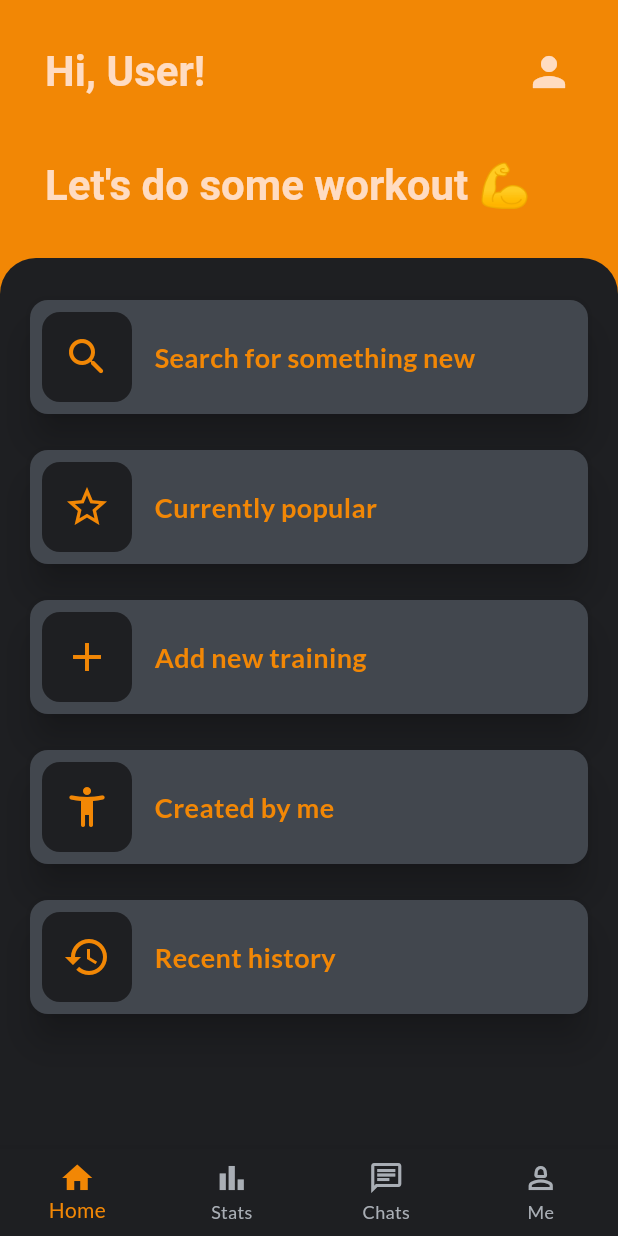
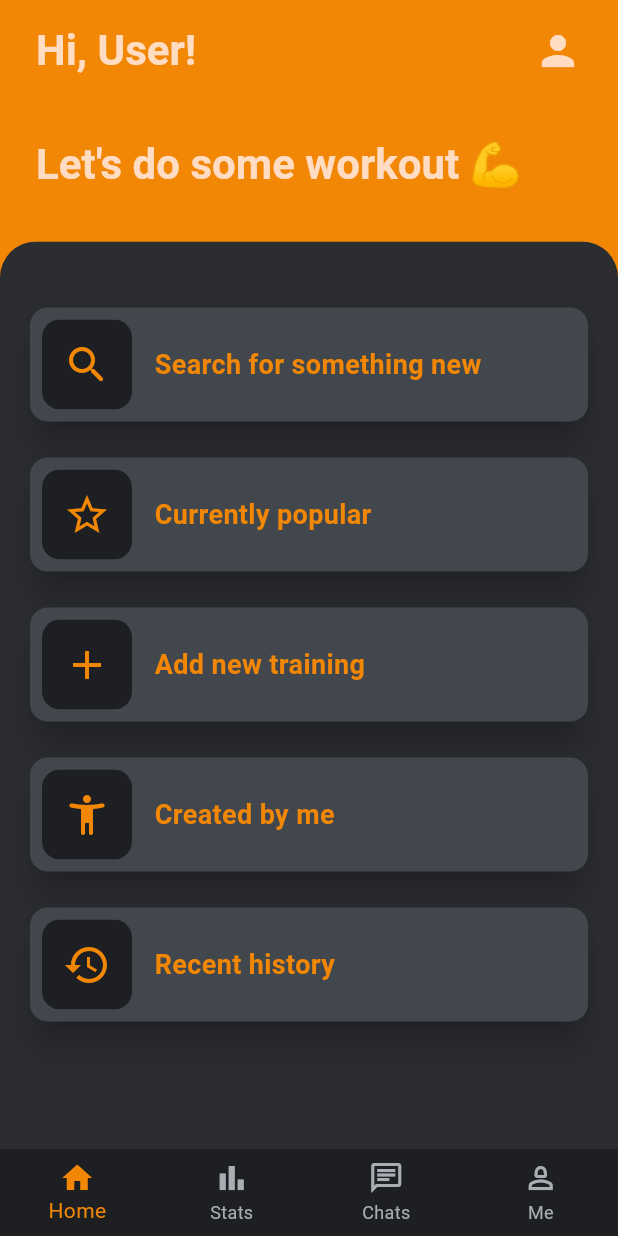
Before and after one commit to skobizsolt/gymbuddy, a Flutter app: the screen it shows after launch, on a phone screen of 412 x 824 dp. Run offline on Flutter 3.47's test engine with Material 2 defaults, Android fonts, the phone set to English and light mode, and no system bars; our stand-ins replace flutter_riverpod, google_fonts, ionicons; missing offline and left inert: dart:ffi.

Commit message:
feat: GYM-5 refactors, custom Dribble Layout added

```diff
--- /dev/null
+++ b/lib/layout/dribble_layout.dart
@@ -0,0 +1,83 @@
+import 'package:flutter/material.dart';
+import 'package:gymbuddy/layout/components/dribble_style_body.dart';
+
+class DribbleLayout extends StatelessWidget {
+  const DribbleLayout({
+    super.key,
+    this.addAppBar = true,
+    this.actions,
+    this.headerContent,
+    this.body,
+    this.footing,
+  });
+
+  final bool addAppBar;
+  final List<Widget>? actions;
+  final Widget? headerContent;
+  final Widget? body;
+  final Widget? footing;
+
+  @override
+  Widget build(BuildContext context) {
+    final headerColor = Theme.of(context).colorScheme.onPrimaryContainer;
+    final primaryColor = Theme.of(context).colorScheme.primary;
+    final backgroundColor = Theme.of(context).colorScheme.background;
+
+    // Renders app bar buttons
+    Widget renderAppBarButtons() {
+      return Padding(
+        padding: const EdgeInsets.only(right: 8.0),
+        child: Row(
+          mainAxisAlignment: MainAxisAlignment.spaceBetween,
+          children: [
+            // Back button
+            BackButton(
+              style: ButtonStyle(
+                iconColor: MaterialStatePropertyAll(
+                  headerColor,
+                ),
+              ),
+              onPressed: () => Navigator.of(context).pop(),
+            ),
+            // Other actions
+            Row(
+              children: actions ?? [],
+            )
+          ],
+        ),
+      );
+    }
+
+    return Scaffold(
+      backgroundColor: primaryColor,
+      body: SafeArea(
+        child: Column(
+          children: [
+            addAppBar ? renderAppBarButtons() : const SizedBox(),
+
+            SizedBox(
+              height: 8,
+            ),
+
+            // Basic details
+            headerContent ?? const SizedBox(),
+
+            const SizedBox(
+              height: 25,
+            ),
+            DribbleBody(
+              backgroundColor: backgroundColor,
+              child: Padding(
+                padding: const EdgeInsets.only(left: 16, right: 16, top: 32),
+                child: body ?? const SizedBox(),
+              ),
+            ),
+
+            // Footing
+            footing ?? const SizedBox(),
+          ],
+        ),
+      ),
+    );
+  }
+}
--- a/lib/main.dart
+++ b/lib/main.dart
@@ -73,14 +73,40 @@ ThemeData kDarkTheme(BuildContext context) {
         color: discordWhite,
         fontSize: 13,
       ),
+      bodyLarge: const TextStyle(
+        color: orange,
+      ),
+      bodyMedium: const TextStyle(
+        color: orange,
+      ),
+      bodySmall: const TextStyle(
+        color: orange,
+      ),
     ),
     dialogTheme: DialogTheme.of(context).copyWith(
       backgroundColor: discordBlack,
       titleTextStyle: Theme.of(context).textTheme.titleLarge!.copyWith(
             color: orange,
           ),
-      contentTextStyle: Theme.of(context).textTheme.titleMedium!.copyWith(
+      contentTextStyle: Theme.of(context).textTheme.titleLarge!.copyWith(
             color: orange,
+          ),
+    ),
+    elevatedButtonTheme: ElevatedButtonThemeData(
+      style: ElevatedButton.styleFrom(
+        backgroundColor: discordLightGray,
+        textStyle: Theme.of(context).textTheme.bodySmall!.copyWith(
+              fontWeight: FontWeight.bold,
+            ),
+      ),
+    ),
+    listTileTheme: ListTileThemeData(
+      titleTextStyle: Theme.of(context).textTheme.titleMedium!.copyWith(
+            color: colorScheme.primary,
+            fontWeight: FontWeight.bold,
+          ),
+      subtitleTextStyle: Theme.of(context).textTheme.titleSmall!.copyWith(
+            color: discordWhite,
           ),
     ),
   );
--- a/lib/screen/chats_screen.dart
+++ b/lib/screen/chats_screen.dart
@@ -5,11 +5,12 @@ class ChatsScreen extends StatelessWidget {
 
   @override
   Widget build(BuildContext context) {
-    return Center(
+    return const Center(
       child: Text(
         'Chats screen',
         style: TextStyle(
-            fontSize: 48, color: Theme.of(context).textTheme.titleLarge!.color),
+          fontSize: 48,
+        ),
       ),
     );
   }
--- a/lib/screen/home_screen.dart
+++ b/lib/screen/home_screen.dart
@@ -1,6 +1,6 @@
 import 'package:flutter/material.dart';
+import 'package:gymbuddy/layout/dribble_layout.dart';
 import 'package:gymbuddy/widgets/home/home_option.dart';
-import 'package:gymbuddy/widgets/utils/dribble_style_body.dart';
 
 class HomeScreen extends StatelessWidget {
   const HomeScreen({super.key});
@@ -50,15 +50,10 @@ class HomeScreen extends StatelessWidget {
       );
     }
 
-    return Scaffold(
-      backgroundColor: Theme.of(context).colorScheme.primary,
-      body: SafeArea(
-        child: Column(
-          children: [
-            Padding(
-              padding: const EdgeInsets.all(30.0),
-
-              // AppBar area
+    return DribbleLayout(
+      addAppBar: false,
+      headerContent: Padding(
+        padding: const EdgeInsets.symmetric(horizontal: 24, vertical: 8),
         child: Column(
           children: [
             Row(
@@ -68,9 +63,7 @@ class HomeScreen extends StatelessWidget {
                   'Hi, User!',
                   style: Theme.of(context).textTheme.titleLarge!.copyWith(
                         fontSize: 28,
-                              color: Theme.of(context)
-                                  .colorScheme
-                                  .onPrimaryContainer,
+                        color: Theme.of(context).colorScheme.onPrimaryContainer,
                       ),
                 ),
                 Icon(
@@ -90,14 +83,10 @@ class HomeScreen extends StatelessWidget {
                 Expanded(
                   child: Text(
                     'Let\'s do some workout 💪',
-                          style: Theme.of(context)
-                              .textTheme
-                              .titleLarge!
-                              .copyWith(
+                    style: Theme.of(context).textTheme.titleLarge!.copyWith(
                         fontSize: 28,
-                                  color: Theme.of(context)
-                                      .colorScheme
-                                      .onPrimaryContainer),
+                        color:
+                            Theme.of(context).colorScheme.onPrimaryContainer),
                   ),
                 ),
               ],
@@ -105,23 +94,13 @@ class HomeScreen extends StatelessWidget {
           ],
         ),
       ),
-
-            // Add Actions
-            DribbleBody(
-              child: Padding(
-                padding: const EdgeInsets.all(16),
-                child: Column(
+      body: Column(
         crossAxisAlignment: CrossAxisAlignment.start,
         children: [
           // add new option
           renderOptions()
         ],
       ),
-              ),
-            ),
-          ],
-        ),
-      ),
     );
   }
 }
--- a/lib/screen/stats_screen.dart
+++ b/lib/screen/stats_screen.dart
@@ -5,11 +5,12 @@ class StatisticsSreen extends StatelessWidget {
 
   @override
   Widget build(BuildContext context) {
-    return Center(
+    return const Center(
       child: Text(
         'Stats screen',
         style: TextStyle(
-            fontSize: 48, color: Theme.of(context).textTheme.titleLarge!.color),
+          fontSize: 48,
+        ),
       ),
     );
   }
--- a/lib/widgets/home/home_option.dart
+++ b/lib/widgets/home/home_option.dart
@@ -60,8 +60,7 @@ class HomeOption extends StatelessWidget {
                 ),
                 Text(
                   optionName,
-                  style: TextStyle(
-                    color: Theme.of(context).colorScheme.primary,
+                  style: const TextStyle(
                     fontSize: 18,
                     fontWeight: FontWeight.bold,
                   ),
--- a/lib/widgets/utils/information_tag.dart
+++ b/lib/widgets/utils/information_tag.dart
@@ -9,16 +9,16 @@ class InformationTag extends StatelessWidget {
 
   @override
   Widget build(BuildContext context) {
-    final onPrimaryContainer = Theme.of(context).colorScheme.onPrimaryContainer;
+    final backgroundColor = Theme.of(context).primaryColorLight;
 
     return Padding(
       padding: margin ?? const EdgeInsets.all(0.0),
       child: Container(
         padding: const EdgeInsets.symmetric(horizontal: 16.0, vertical: 8),
         decoration: BoxDecoration(
-          border: Border.all(color: color ?? onPrimaryContainer, width: 1.5),
+          border: Border.all(color: color ?? backgroundColor, width: 1.5),
           borderRadius: const BorderRadius.all(Radius.circular(16)),
-          color: color ?? onPrimaryContainer,
+          color: color ?? backgroundColor,
         ),
         child: child ?? const SizedBox(),
       ),
--- a/lib/widgets/workout/search_tile.dart
+++ b/lib/widgets/workout/search_tile.dart
@@ -45,8 +45,7 @@ class WorkoutSearchTile extends StatelessWidget {
             child: Center(
               child: Text(
                 title,
-                style: TextStyle(
-                    color: Theme.of(context).colorScheme.primary, fontSize: 18),
+                style: const TextStyle(fontSize: 18),
                 textAlign: TextAlign.center,
               ),
             ),
--- a/lib/widgets/workout/workout_card.dart
+++ b/lib/widgets/workout/workout_card.dart
@@ -1,6 +1,6 @@
 import 'package:flutter/material.dart';
 import 'package:gymbuddy/models/workout.dart';
-import 'package:gymbuddy/screen/workout/workout_details.dart';
+import 'package:gymbuddy/screen/workout/workout_details_screen.dart';
 
 class WorkoutCard extends StatelessWidget {
   const WorkoutCard({super.key, required this.workout});
```
Also changed, not shown: lib/screen/workout/workout_details.dart (deleted, +0 -224 lines), lib/screen/workout/workout_details_screen.dart (added, +255 -0 lines), lib/screen/workout/workout_step_details_screen.dart (added, +13 -0 lines), lib/widgets/workout/steps_panel_list.dart (+41 -39 lines), lib/layout/components/dribble_style_body.dart (renamed from lib/widgets/utils/dribble_style_body.dart). Lines whose indentation alone changed are shown as unchanged.
